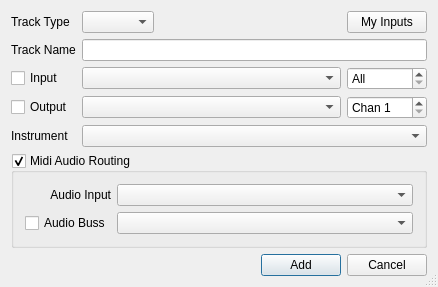
ccherrett/oom, file oom/widgets/createtrackbase.ui: the form before one commit.
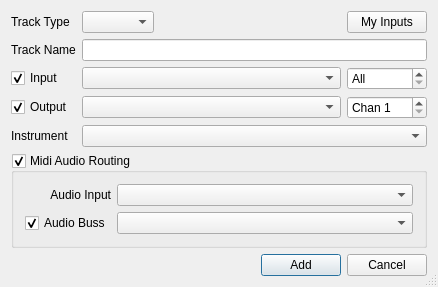
The form after the commit.

Commit message: CreateTrackDialog: Made all checkboxes positive by default

Diff of the .ui file:
```diff
--- a/oom/widgets/createtrackbase.ui
+++ b/oom/widgets/createtrackbase.ui
@@ -73,6 +73,9 @@
      <property name="text">
       <string>Input</string>
      </property>
+     <property name="checked">
+      <bool>true</bool>
+     </property>
     </widget>
    </item>
    <item row="2" column="1">
@@ -115,6 +118,9 @@
      <property name="text">
       <string>Output</string>
      </property>
+     <property name="checked">
+      <bool>true</bool>
+     </property>
     </widget>
    </item>
    <item row="3" column="1">
@@ -207,6 +213,9 @@
         <property name="text">
          <string>Audio Buss</string>
         </property>
+        <property name="checked">
+         <bool>true</bool>
+        </property>
        </widget>
       </item>
       <item row="1" column="1">
```
The commit also changes 1 other file.
